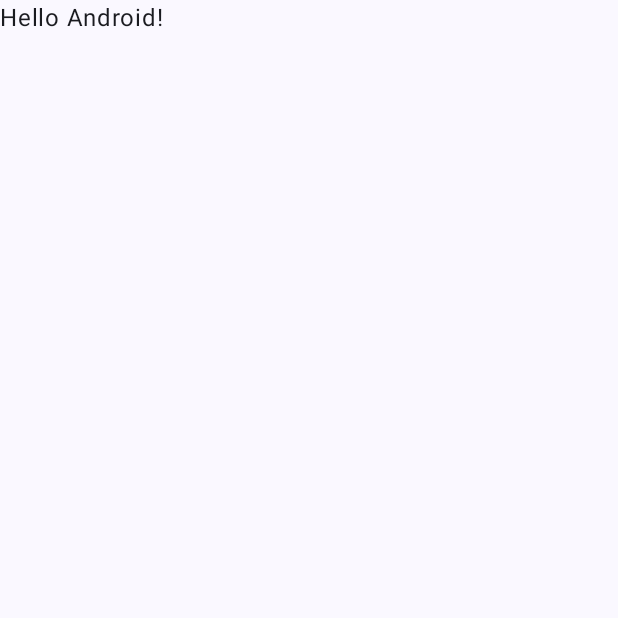
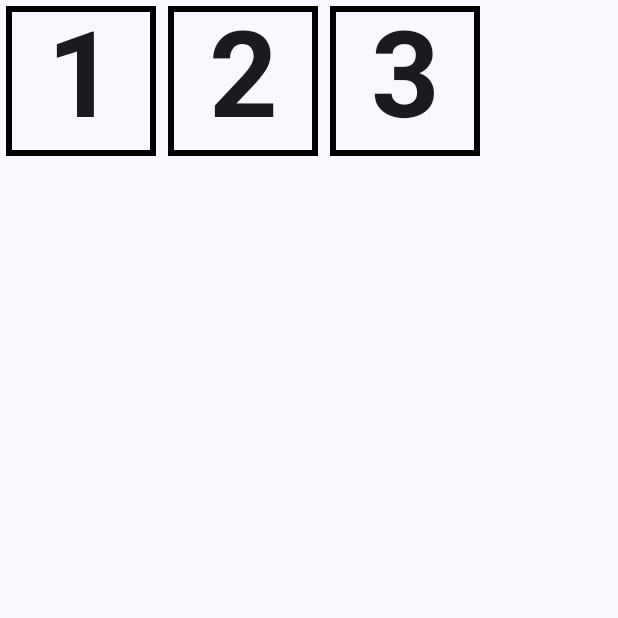
Before and after one commit to nothihg908-debug/RowColDemo, an Android app built with Jetpack Compose: the screen it shows after launch (MainActivity), on a phone screen of 412 x 824 dp, the top half of it. Before the commit the part shown is almost empty. Run offline under Robolectric (Android 15) with nearby library versions, the phone set to English and light mode, and no system bars.

Commit message:
MainScreen row

```diff
--- a/app/src/main/java/com/example/rowcoldemo/MainActivity.kt
+++ b/app/src/main/java/com/example/rowcoldemo/MainActivity.kt
@@ -12,6 +12,14 @@ import androidx.compose.runtime.Composable
 import androidx.compose.ui.Modifier
 import androidx.compose.ui.tooling.preview.Preview
 import com.example.rowcoldemo.ui.theme.RowColDemoTheme
+import androidx.compose.foundation.border
+import androidx.compose.foundation.layout.padding
+import androidx.compose.foundation.layout.*
+import androidx.compose.ui.graphics.Color
+import androidx.compose.ui.text.font.FontWeight
+import androidx.compose.ui.text.style.TextAlign
+import androidx.compose.ui.unit.dp
+import androidx.compose.ui.unit.sp
 
 class MainActivity : ComponentActivity() {
     override fun onCreate(savedInstanceState: Bundle?) {
@@ -20,10 +28,7 @@ class MainActivity : ComponentActivity() {
         setContent {
             RowColDemoTheme {
                 Scaffold(modifier = Modifier.fillMaxSize()) { innerPadding ->
-                    Greeting(
-                        name = "Android",
-                        modifier = Modifier.padding(innerPadding)
-                    )
+                    MainScreen (modifier = Modifier.padding(innerPadding))
                 }
             }
         }
@@ -31,17 +36,32 @@ class MainActivity : ComponentActivity() {
 }
 
 @Composable
-fun Greeting(name: String, modifier: Modifier = Modifier) {
-    Text(
-        text = "Hello $name!",
-        modifier = modifier
-    )
+fun TextCell(text: String, modifier: Modifier = Modifier) {
+
+    val cellModifier = modifier
+        .padding(4.dp)
+        .size(100.dp, 100.dp)
+        .border(width = 4.dp, color = Color.Black)
+
+    Text(text = text, cellModifier.then(modifier),
+        fontSize = 80.sp,
+        fontWeight = FontWeight.Bold,
+        textAlign = TextAlign.Center)
+}
+
+@Composable
+fun MainScreen(modifier: Modifier = Modifier) {
+    Row(modifier) {
+        TextCell("1")
+        TextCell("2")
+        TextCell("3")
+    }
 }
 
 @Preview(showBackground = true)
 @Composable
 fun GreetingPreview() {
     RowColDemoTheme {
-        Greeting("Android")
+        MainScreen()
     }
 }
```
